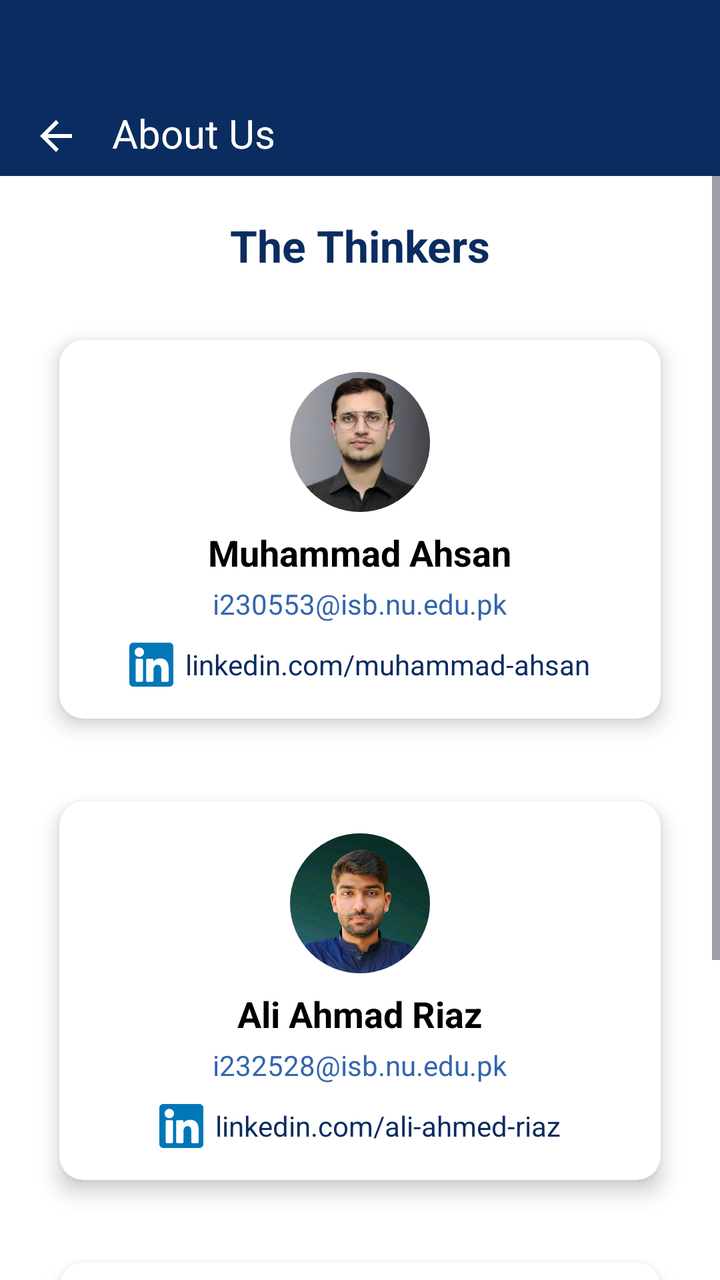
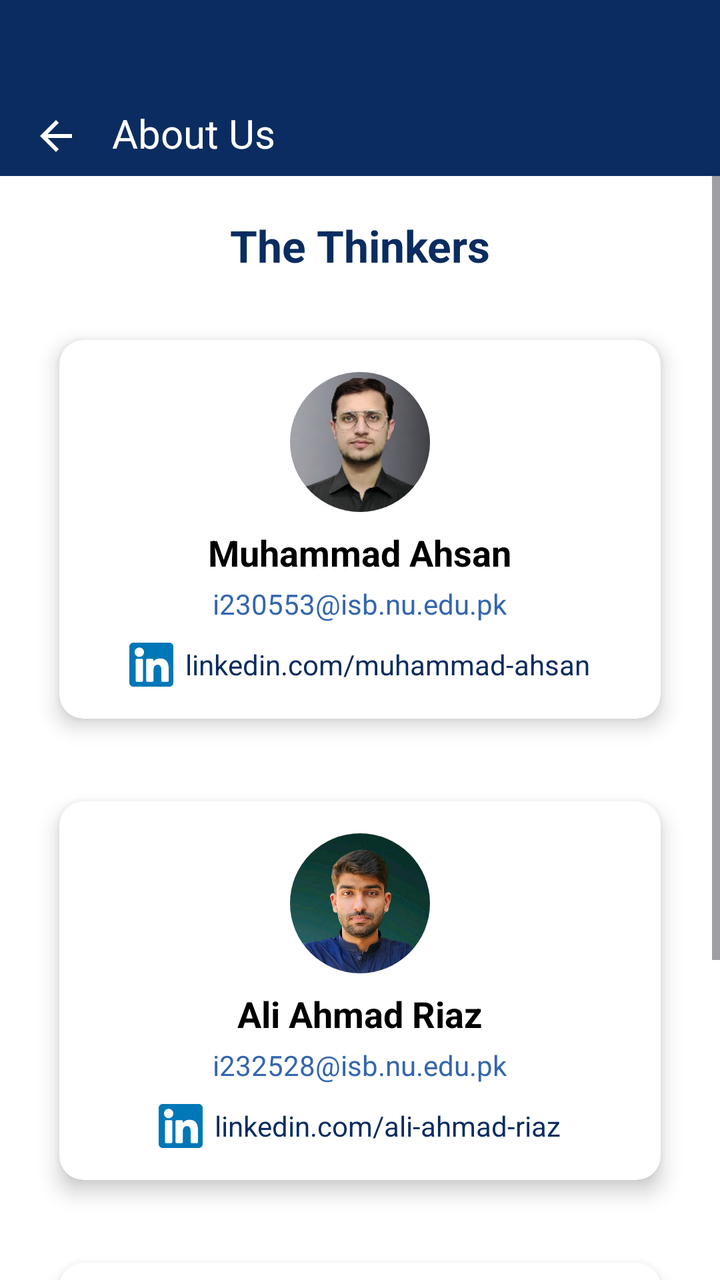

Before-and-after screenshots of an Android layout around one commit, followed by the original layout XML and the change that was made.
<!-- AndroidManifest.xml: application theme Theme.FASTable -->
<!-- res/layout/activity_about_us.xml -->
<?xml version="1.0" encoding="utf-8"?>
<LinearLayout xmlns:android="http://schemas.android.com/apk/res/android"
    xmlns:card_view="http://schemas.android.com/apk/res-auto"
    android:layout_width="match_parent"
    android:layout_height="match_parent"
    android:orientation="vertical"
    android:background="#FFFFFF">

    
    <LinearLayout
        android:layout_width="match_parent"
        android:layout_height="88dp"
        android:background="#0A2C60"
        android:gravity="bottom"
        android:paddingBottom="8dp">

        <ImageView
            android:id="@+id/backBtn"
            android:layout_width="24dp"
            android:layout_height="24dp"
            android:layout_marginStart="16dp"
            android:src="@drawable/ic_arrow_back"
            card_view:tint="@android:color/white" />

        <TextView
            android:layout_width="wrap_content"
            android:layout_height="wrap_content"
            android:layout_marginStart="16dp"
            android:text="About Us"
            android:textColor="@android:color/white"
            android:textSize="20sp"
            />
    </LinearLayout>

    <ScrollView
        android:layout_width="match_parent"
        android:layout_height="wrap_content"
        >
        <LinearLayout
            android:layout_width="match_parent"
            android:layout_height="wrap_content"
            android:orientation="vertical">

            
            <TextView
                android:layout_width="match_parent"
                android:layout_height="wrap_content"
                android:text="The Thinkers"
                android:textAlignment="center"
                android:textColor="#0A2C60"
                android:textSize="22sp"
                android:textStyle="bold"
                android:layout_marginTop="20dp"
                android:layout_marginBottom="12dp" />

            
            <LinearLayout
                android:layout_width="match_parent"
                android:layout_height="wrap_content"
                android:orientation="vertical"
                android:gravity="center_horizontal"
                android:paddingBottom="24dp">

                
                <androidx.cardview.widget.CardView
                    android:layout_width="match_parent"
                    android:layout_height="wrap_content"
                    android:layout_marginHorizontal="20dp"
                    android:layout_marginVertical="8dp"
                    card_view:cardCornerRadius="12dp"
                    card_view:cardBackgroundColor="@android:color/white"
                    card_view:cardElevation="6dp"
                    card_view:cardUseCompatPadding="true"
                    android:background="@android:color/white">

                    <LinearLayout
                        android:layout_width="match_parent"
                        android:layout_height="wrap_content"
                        android:orientation="vertical"
                        android:padding="16dp"
                        android:gravity="center_horizontal">

                        
                        <ImageView
                            android:id="@+id/profileImage1"
                            android:layout_width="70dp"
                            android:layout_height="70dp"
                            android:src="@drawable/img_demo"
                            android:scaleType="centerCrop"
                            android:background="@drawable/circle_mask"
                            android:clipToOutline="true"
                            android:layout_marginBottom="8dp" />

                        
                        <TextView
                            android:id="@+id/nameText1"
                            android:layout_width="wrap_content"
                            android:layout_height="wrap_content"
                            android:text="Muhammad Ahsan"
                            android:textSize="18sp"
                            android:textStyle="bold"
                            android:textColor="#000000"
                            android:layout_marginBottom="4dp" />

                        
                        <TextView
                            android:id="@+id/emailText1"
                            android:layout_width="wrap_content"
                            android:layout_height="wrap_content"
                            android:text="i230553@isb.nu.edu.pk"
                            android:textColor="#3466AF"
                            android:textSize="14sp"
                            android:layout_marginBottom="10dp" />

                        
                        <LinearLayout
                            android:layout_width="wrap_content"
                            android:layout_height="wrap_content"
                            android:orientation="horizontal"
                            android:gravity="center_vertical">

                            <ImageView
                                android:id="@+id/linkedinIcon1"
                                android:layout_width="22dp"
                                android:layout_height="22dp"
                                android:src="@drawable/ic_linkedin"
                                android:layout_marginEnd="6dp" />

                            <TextView
                                android:id="@+id/linkedinText1"
                                android:layout_width="wrap_content"
                                android:layout_height="wrap_content"
                                android:text="linkedin.com/muhammad-ahsan"
                                android:textColor="#0A2C60"
                                android:textSize="14sp" />
                        </LinearLayout>

                    </LinearLayout>
                </androidx.cardview.widget.CardView>
                
                <androidx.cardview.widget.CardView
                    android:layout_width="match_parent"
                    android:layout_height="wrap_content"
                    android:layout_marginHorizontal="20dp"
                    android:layout_marginVertical="8dp"
                    card_view:cardBackgroundColor="@android:color/white"
                    card_view:cardCornerRadius="12dp"
                    card_view:cardElevation="6dp"
                    card_view:cardUseCompatPadding="true"
                    android:background="@android:color/white">

                    <LinearLayout
                        android:layout_width="match_parent"
                        android:layout_height="wrap_content"
                        android:orientation="vertical"
                        android:padding="16dp"
                        android:gravity="center_horizontal">

                        
                        <ImageView
                            android:id="@+id/profileImage2"
                            android:layout_width="70dp"
                            android:layout_height="70dp"
                            android:src="@drawable/ali"
                            android:scaleType="centerCrop"
                            android:background="@drawable/circle_mask"
                            android:clipToOutline="true"
                            android:layout_marginBottom="8dp" />

                        
                        <TextView
                            android:id="@+id/nameText2"
                            android:layout_width="wrap_content"
                            android:layout_height="wrap_content"
                            android:text="Ali Ahmad Riaz"
                            android:textSize="18sp"
                            android:textStyle="bold"
                            android:textColor="#000000"
                            android:layout_marginBottom="4dp" />

                        
                        <TextView
                            android:id="@+id/emailText2"
                            android:layout_width="wrap_content"
                            android:layout_height="wrap_content"
                            android:text="i232528@isb.nu.edu.pk"
                            android:textColor="#3466AF"
                            android:textSize="14sp"
                            android:layout_marginBottom="10dp" />

                        
                        <LinearLayout
                            android:layout_width="wrap_content"
                            android:layout_height="wrap_content"
                            android:orientation="horizontal"
                            android:gravity="center_vertical">

                            <ImageView
                                android:id="@+id/linkedinIcon2"
                                android:layout_width="22dp"
                                android:layout_height="22dp"
                                android:src="@drawable/ic_linkedin"
                                android:layout_marginEnd="6dp" />

                            <TextView
                                android:id="@+id/linkedinText2"
                                android:layout_width="wrap_content"
                                android:layout_height="wrap_content"
                                android:text="linkedin.com/ali-ahmed-riaz"
                                android:textColor="#0A2C60"
                                android:textSize="14sp" />
                        </LinearLayout>

                    </LinearLayout>
                </androidx.cardview.widget.CardView>

                
                <androidx.cardview.widget.CardView
                    android:layout_width="match_parent"
                    android:layout_height="wrap_content"
                    android:layout_marginHorizontal="20dp"
                    android:layout_marginVertical="8dp"
                    card_view:cardCornerRadius="12dp"
                    card_view:cardElevation="6dp"
                    card_view:cardBackgroundColor="@android:color/white"
                    card_view:cardUseCompatPadding="true"
                    android:background="@android:color/white">

                    <LinearLayout
                        android:layout_width="match_parent"
                        android:layout_height="wrap_content"
                        android:orientation="vertical"
                        android:padding="16dp"
                        android:gravity="center_horizontal">

                        
                        <ImageView
                            android:id="@+id/profileImage3"
                            android:layout_width="70dp"
                            android:layout_height="70dp"
                            android:src="@drawable/farzeen"
                            android:scaleType="centerCrop"
                            android:background="@drawable/circle_mask"
                            android:clipToOutline="true"
                            android:layout_marginBottom="8dp" />

                        
                        <TextView
                            android:id="@+id/nameText3"
                            android:layout_width="wrap_content"
                            android:layout_height="wrap_content"
                            android:text="Farzeen Khan Tareen"
                            android:textSize="18sp"
                            android:textStyle="bold"
                            android:textColor="#000000"
                            android:layout_marginBottom="4dp" />

                        
                        <TextView
                            android:id="@+id/emailText3"
                            android:layout_width="wrap_content"
                            android:layout_height="wrap_content"
                            android:text="i230721@isb.nu.edu.pk"
                            android:textColor="#3466AF"
                            android:textSize="14sp"
                            android:layout_marginBottom="10dp" />

                        
                        <LinearLayout
                            android:layout_width="wrap_content"
                            android:layout_height="wrap_content"
                            android:orientation="horizontal"
                            android:gravity="center_vertical">

                            <ImageView
                                android:id="@+id/linkedinIcon3"
                                android:layout_width="22dp"
                                android:layout_height="22dp"
                                android:src="@drawable/ic_linkedin"
                                android:layout_marginEnd="6dp" />

                            <TextView
                                android:id="@+id/linkedinText3"
                                android:layout_width="wrap_content"
                                android:layout_height="wrap_content"
                                android:text="linkedin.com/farzeen-khan-tareen"
                                android:textColor="#0A2C60"
                                android:textSize="14sp" />
                        </LinearLayout>

                    </LinearLayout>
                </androidx.cardview.widget.CardView>
            </LinearLayout>
        </LinearLayout>
    </ScrollView>


</LinearLayout>
<!-- resources referenced by this layout -->
<resources>
  <!-- drawable ali: png bitmap (drawable, 521124 bytes) -->
  <!-- drawable circle_mask (drawable) -->
  <shape xmlns:android="http://schemas.android.com/apk/res/android"
      android:shape="oval">
      <solid android:color="@android:color/transparent" />
  </shape>
  <!-- drawable farzeen: png bitmap (drawable, 283124 bytes) -->
  <!-- drawable ic_arrow_back (drawable) -->
  <vector xmlns:android="http://schemas.android.com/apk/res/android"
      android:width="24dp"
      android:height="24dp"
      android:viewportWidth="24"
      android:viewportHeight="24">
      <path
          android:fillColor="#FFFFFFFF"
          android:pathData="M20,11H7.83l5.59-5.59L12,4l-8,8 8,8 1.41-1.41L7.83,13H20v-2z" />
  </vector>
  <!-- drawable ic_linkedin (drawable) -->
  <vector xmlns:android="http://schemas.android.com/apk/res/android"
      android:width="800dp"
      android:height="800dp"
      android:viewportWidth="382"
      android:viewportHeight="382">
    <path
        android:pathData="M347.45,0H34.56C15.47,0 0,15.47 0,34.56v312.89C0,366.53 15.47,382 34.56,382h312.89C366.53,382 382,366.53 382,347.44V34.56C382,15.47 366.53,0 347.45,0zM118.21,329.84c0,5.55 -4.5,10.06 -10.06,10.06H65.35c-5.55,0 -10.06,-4.5 -10.06,-10.06V150.4c0,-5.55 4.5,-10.06 10.06,-10.06h42.81c5.55,0 10.06,4.5 10.06,10.06V329.84zM86.75,123.43c-22.46,0 -40.67,-18.21 -40.67,-40.67S64.29,42.1 86.75,42.1s40.67,18.21 40.67,40.67S109.21,123.43 86.75,123.43zM341.91,330.65c0,5.11 -4.14,9.25 -9.25,9.25H286.73c-5.11,0 -9.25,-4.14 -9.25,-9.25v-84.17c0,-12.56 3.68,-55.02 -32.81,-55.02c-28.31,0 -34.05,29.07 -35.2,42.11v97.08c0,5.11 -4.14,9.25 -9.25,9.25h-44.43c-5.11,0 -9.25,-4.14 -9.25,-9.25V149.59c0,-5.11 4.14,-9.25 9.25,-9.25h44.43c5.11,0 9.25,4.14 9.25,9.25v15.65c10.5,-15.75 26.1,-27.91 59.31,-27.91c73.55,0 73.13,68.72 73.13,106.47L341.91,330.65L341.91,330.65z"
        android:fillColor="#0077B7"/>
  </vector>
  <!-- drawable img_demo: png bitmap (drawable, 35192 bytes) -->
  <style name="Theme.FASTable" parent="Base.Theme.FASTable" />
  <style name="Base.Theme.FASTable" parent="Theme.Material3.DayNight.NoActionBar">
          
          
      </style>
</resources>

<!-- the commit's change to res/layout/activity_about_us.xml (unified diff, before → after) -->
@@ -206,7 +206,7 @@
                                 android:id="@+id/linkedinText2"
                                 android:layout_width="wrap_content"
                                 android:layout_height="wrap_content"
-                                android:text="linkedin.com/ali-ahmed-riaz"
+                                android:text="linkedin.com/ali-ahmad-riaz"
                                 android:textColor="#0A2C60"
                                 android:textSize="14sp" />
                         </LinearLayout>
